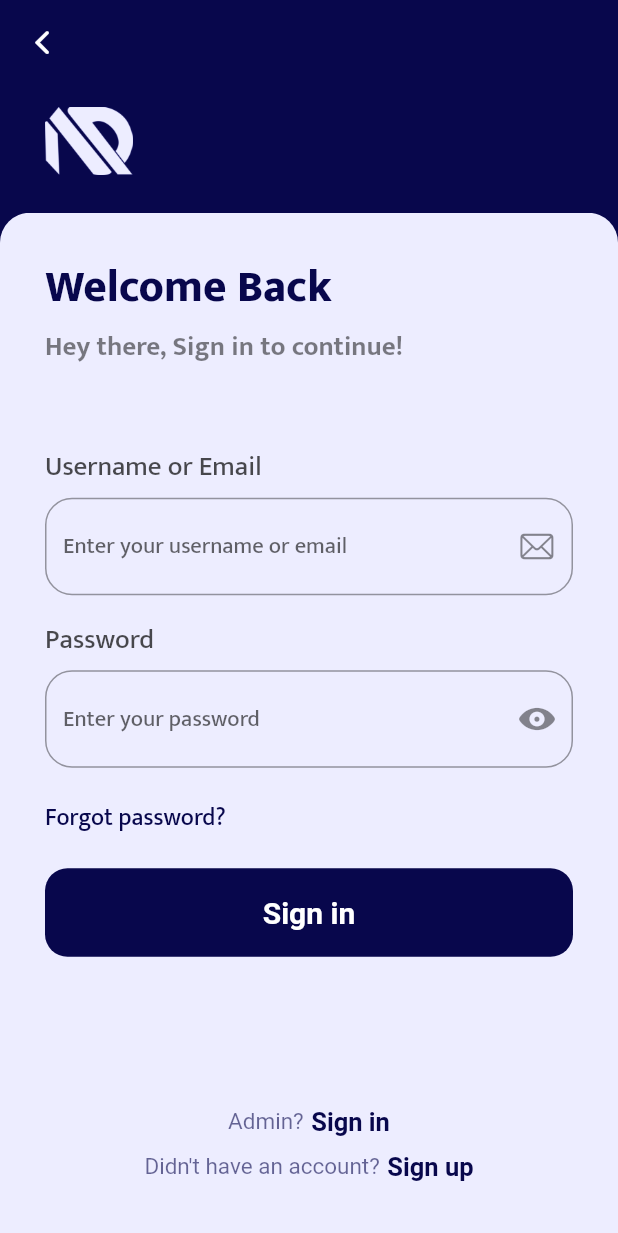
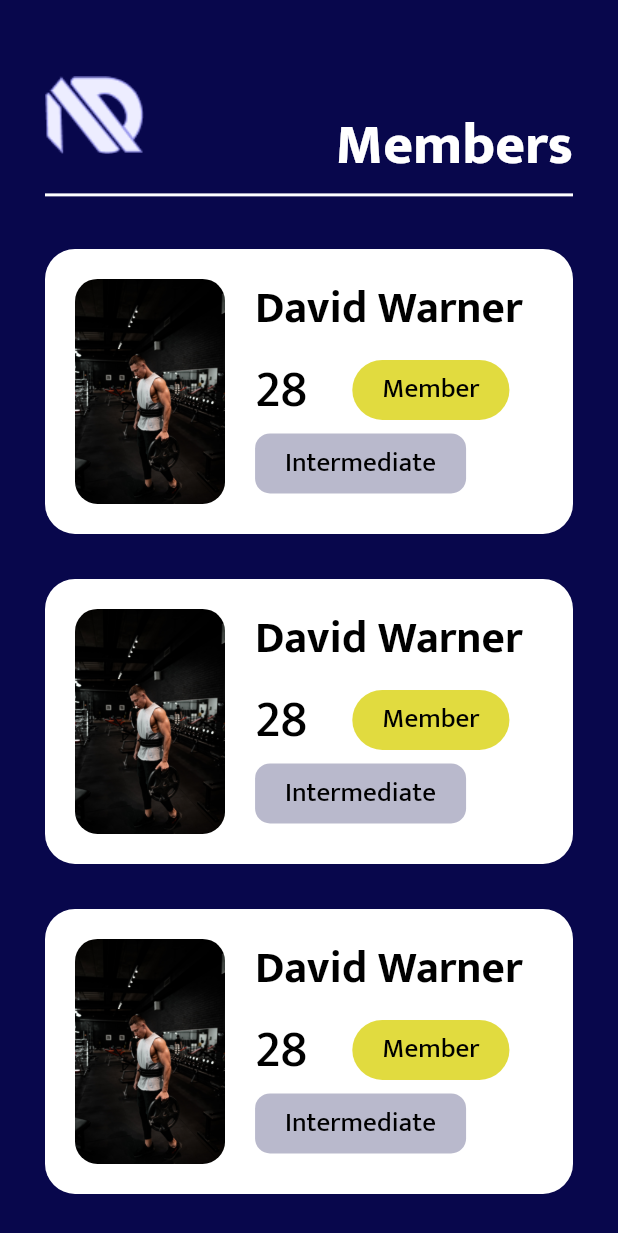
Before and after one commit to ShivamPundir12/ND_Fitness-new, a Flutter app: the screen it shows after launch, on a phone screen of 412 x 824 dp. Shown: the top 1233 px of the screen. Run offline on Flutter 3.47's test engine with Material 2 defaults, Android fonts, the phone set to English and light mode, and no system bars; our stand-ins replace firebase_auth, firebase_core, flutter_secure_storage, form_field_validator, google_sign_in, page_transition; accounts and stored records are empty.

Commit message:
27-03-2023

```diff
--- a/lib/main.dart
+++ b/lib/main.dart
@@ -1,8 +1,18 @@
 import 'package:firebase_core/firebase_core.dart';
 import 'package:flutter/material.dart';
+import 'package:nd_fitness/screens/admin/admn_home.dart';
+import 'package:nd_fitness/screens/auth/admin_sign_in.dart';
+import 'package:nd_fitness/screens/auth/sign_in.dart';
+import 'package:nd_fitness/screens/auth/sign_up.dart';
+import 'package:nd_fitness/screens/info/activity_level.dart';
 import 'package:nd_fitness/screens/info/age/age.dart';
+import 'package:nd_fitness/screens/info/all_set.dart';
 import 'package:nd_fitness/screens/info/gender.dart';
+import 'package:nd_fitness/screens/info/membership.dart';
+import 'package:nd_fitness/screens/info/profile.dart';
+import 'package:nd_fitness/screens/onboard/onboarding_scrn.dart';
 import 'package:nd_fitness/screens/onboard/splash_scrn.dart';
+import 'package:nd_fitness/screens/user/profile.dart';
 
 Future main() async {
   WidgetsFlutterBinding.ensureInitialized();
@@ -20,14 +30,20 @@ class MyApp extends StatelessWidget {
       debugShowCheckedModeBanner: false,
       initialRoute: '/',
       routes: {
-        '/gen': (context) => gender(),
+        '/onboard': (context) => onbaording_screen(),
+        '/signin': (context) => sign_in(),
+        '/signup': (context) => sign_up(),
+        '/adsignin': (context) => admin_sign_in(),
+        '/gend': (context) => gender(),
         '/age': (context) => age(),
-        // '/Profile': (context) => Profile(),
-        // '/home': (context) => MyLogin(),
-        // '/register': (context) => MyRegister(),
-        // '/nav': (context) => NavPage(),
+        '/level': (context) => activity_level(),
+        '/profile': (context) => profile(),
+        '/member': (context) => membership(),
+        // '/gen': (context) => gender(),
+        // '/gen': (context) => gender(),
+        // '/age': (context) => age(),
       },
-      home: SplashScreen(),
+      home: Admin_Home(),
     );
   }
 }
--- a/lib/materials/colors.dart
+++ b/lib/materials/colors.dart
@@ -4,3 +4,5 @@ const background_color = Color(0xff08074C);
 const text_color = Color(0xffEDEDFF);
 const text_color2 = Color(0xffffffff);
 const gend = Color(0xffD6E6F6);
+const card = Color(0xffE1DB3F);
+const aclevel = Color(0xffB9B9CC);
--- /dev/null
+++ b/lib/screens/admin/admn_home.dart
@@ -0,0 +1,72 @@
+import 'package:flutter/cupertino.dart';
+import 'package:flutter/material.dart';
+import 'package:nd_fitness/generated/assets.dart';
+import 'package:nd_fitness/materials/colors.dart';
+import 'package:nd_fitness/screens/admin/usr_card.dart';
+
+class Admin_Home extends StatefulWidget {
+  const Admin_Home({Key? key}) : super(key: key);
+
+  @override
+  State<Admin_Home> createState() => _Admin_HomeState();
+}
+
+class _Admin_HomeState extends State<Admin_Home> {
+  @override
+  Widget build(BuildContext context) {
+    return Scaffold(
+      body: Container(
+        padding: EdgeInsets.symmetric(horizontal: 30),
+        color: background_color,
+        child: Column(
+          children: [
+            Row(
+              mainAxisAlignment: MainAxisAlignment.spaceBetween,
+              children: [
+                Container(
+                  padding: EdgeInsets.only(
+                    top: MediaQuery.of(context).size.height*0.03
+                  ),
+                  child: Image.asset(Assets.assetsLogosml),
+                ),
+                Container(
+                  padding: EdgeInsets.only(
+                      top: MediaQuery.of(context).size.height*0.08
+                  ),
+                  child: Text('Members',
+                  style: TextStyle(
+                    color: text_color2,
+                    fontSize: 38,
+                    fontFamily: 'Mukta',
+                    fontWeight: FontWeight.w900
+                  ),),
+                )
+              ],
+            ),
+            Container(
+              color: text_color2,
+              height: 2,
+              width: MediaQuery.of(context).size.width,
+            ),
+            Expanded(
+              child: SingleChildScrollView(
+                child: Container(
+                  padding: EdgeInsets.symmetric(vertical: 20),
+                  child: Column(
+                    children: [
+                      Usr_Card(),
+                      Usr_Card(),
+                      Usr_Card(),
+                      Usr_Card(),
+                      Usr_Card(),
+                    ],
+                  ),
+                ),
+              ),
+            )
+          ],
+        ),
+      ),
+    );
+  }
+}
--- /dev/null
+++ b/lib/screens/admin/usr_card.dart
@@ -0,0 +1,96 @@
+import 'package:flutter/cupertino.dart';
+import 'package:flutter/material.dart';
+
+import '../../generated/assets.dart';
+import '../../materials/colors.dart';
+
+class Usr_Card extends StatefulWidget {
+  const Usr_Card({Key? key}) : super(key: key);
+
+  @override
+  State<Usr_Card> createState() => _Usr_CardState();
+}
+
+class _Usr_CardState extends State<Usr_Card> {
+  @override
+  Widget build(BuildContext context) {
+    return Padding(
+      padding: EdgeInsets.symmetric(vertical: 15),
+      child: Container(
+        decoration: BoxDecoration(
+            color: text_color2,
+            borderRadius: BorderRadius.circular(20)),
+        height: 190,
+        width: MediaQuery.of(context).size.width,
+        child: Row(
+          children: [
+            Container(clipBehavior: Clip.none,
+              padding: EdgeInsets.all(20),
+              child: ClipRRect(child: Image.asset(Assets.assetsPerson,fit: BoxFit.fill),
+                  borderRadius: BorderRadius.circular(15)
+              ),
+            ),
+            Column(
+              crossAxisAlignment: CrossAxisAlignment.start,
+              children: [
+                Container(
+                  padding: EdgeInsets.only(
+                      top: 15
+                  ),
+                  child: Text('David Warner',style: TextStyle(
+                      fontSize: 30,
+                      fontFamily: 'Mukta',
+                      fontWeight: FontWeight.w700,
+                      color: Colors.black
+                  ),
+                  ),
+                ),
+                Row(
+                  children: [
+                    Container(
+                      child: Text('28', style: TextStyle(
+                          fontSize: 35,
+                          fontFamily: 'Mukta',
+                          fontWeight: FontWeight.w500,
+                          color: Colors.black
+                      ),),
+                    ),
+                    SizedBox(
+                      width: 30,
+                    ),
+                    Container(
+                      padding: EdgeInsets.symmetric(vertical: 5, horizontal: 20),
+                      decoration: BoxDecoration(
+                          color: card,
+                          borderRadius: BorderRadius.circular(25)
+                      ),
+                      child: Text('Member', style: TextStyle(
+                          fontSize: 18,
+                          fontFamily: 'Mukta',
+                          fontWeight: FontWeight.w500,
+                          color: Colors.black
+                      ),),
+                    )
+                  ],
+                ),
+                Container(
+                  padding: EdgeInsets.symmetric(vertical: 5, horizontal: 20),
+                  decoration: BoxDecoration(
+                      color: aclevel,
+                      borderRadius: BorderRadius.circular(10)
+                  ),
+                  child: Text('Intermediate', style: TextStyle(
+                      fontSize: 18,
+                      fontFamily: 'Mukta',
+                      fontWeight: FontWeight.w500,
+                      color: Colors.black
+                  ),),
+                )
+              ],
+            )
+          ],
+        ),
+      ),
+    );
+  }
+}
--- a/lib/screens/auth/sign_in.dart
+++ b/lib/screens/auth/sign_in.dart
@@ -245,7 +245,7 @@ class _sign_inState extends State<sign_in> {
                             secureStorage.writeSecureData('name',
                                 userCredential.user!.displayName.toString());
                             Navigator.pushNamedAndRemoveUntil(
-                                context, '/gen', ((route) => false));
+                                context, '/gend', ((route) => false));
                           } on FirebaseAuthException catch (e) {
                             ScaffoldMessenger.of(context).showSnackBar(SnackBar(
                               backgroundColor: Colors.blueGrey.shade300,
--- a/lib/screens/auth/sign_up.dart
+++ b/lib/screens/auth/sign_up.dart
@@ -285,7 +285,7 @@ class _sign_upState extends State<sign_up> {
                                       email: emailController.text.trim(),
                                       password: passwordController.text.trim());
                               Navigator.pushNamedAndRemoveUntil(
-                                  context, '/gen', (route) => false);
+                                  context, '/gend', (route) => false);
                             }
                           } on FirebaseAuthException catch (e) {
                             ScaffoldMessenger.of(context).showSnackBar(SnackBar(
--- /dev/null
+++ b/lib/screens/info/all_set.dart
@@ -0,0 +1,45 @@
+import 'package:flutter/material.dart';
+import 'package:nd_fitness/generated/assets.dart';
+import 'package:nd_fitness/materials/colors.dart';
+
+class AllSet extends StatefulWidget {
+  const AllSet({Key? key}) : super(key: key);
+
+  @override
+  State<AllSet> createState() => _AllSetState();
+}
+
+class _AllSetState extends State<AllSet> {
+  @override
+  Widget build(BuildContext context) {
+    return Scaffold(
+      backgroundColor: background_color,
+      body: Container(
+        padding: EdgeInsets.symmetric(horizontal: 30),
+        child: Column(
+          children: [
+            Container(
+              alignment: Alignment.center,
+              padding: EdgeInsets.only(
+                  top: MediaQuery.of(context).size.height * 0.13),
+              child: Text(
+                "You are all set",
+                style: TextStyle(
+                    color: text_color2,
+                    fontSize: 36,
+                    fontWeight: FontWeight.w900,
+                    fontFamily: "Mukta"),
+              ),
+            ),
+            Container(
+              padding: EdgeInsets.only(
+                top: MediaQuery.of(context).size.height*0.2
+              ),
+              child: Image.asset(Assets.assetsDone, scale: 1.2,),
+            )
+          ],
+        ),
+      ),
+    );
+  }
+}
--- /dev/null
+++ b/lib/screens/user/profile.dart
@@ -0,0 +1,24 @@
+import 'package:flutter/cupertino.dart';
+import 'package:flutter/material.dart';
+import 'package:nd_fitness/generated/assets.dart';
+
+class Usr_Profile extends StatefulWidget {
+  const Usr_Profile({Key? key}) : super(key: key);
+
+  @override
+  State<Usr_Profile> createState() => _Usr_ProfileState();
+}
+
+class _Usr_ProfileState extends State<Usr_Profile> {
+  @override
+  Widget build(BuildContext context) {
+    return Scaffold(
+      backgroundColor: Colors.transparent,
+      body: Container(
+        decoration: BoxDecoration(
+          image: DecorationImage(image: AssetImage(Assets.assetsPerson))
+        ),
+      ),
+    );
+  }
+}
```
Also changed, not shown: assets/done.png (added), assets/logosml.png (added), assets/person.png (added), lib/generated/assets.dart.
